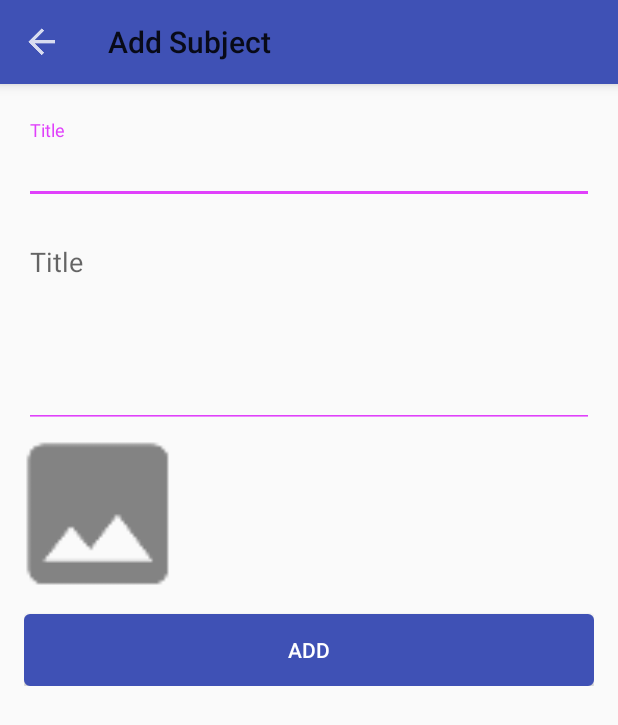
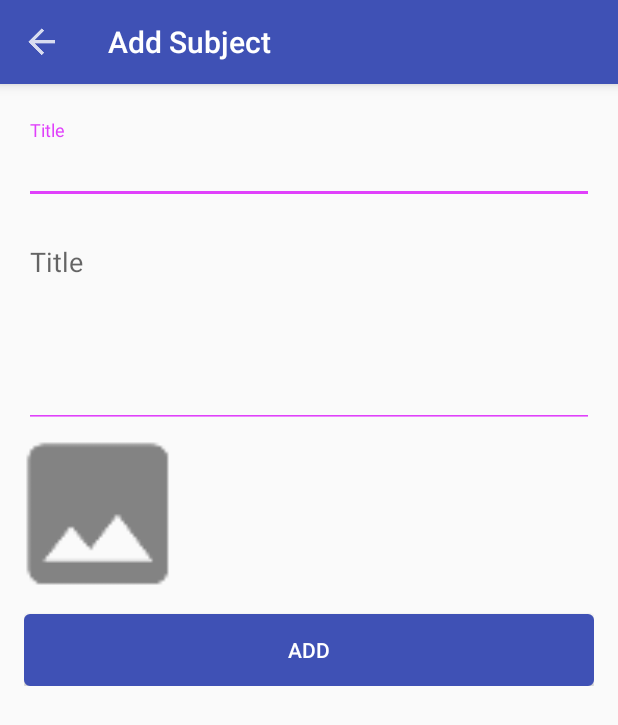
Before and after one commit to blaZ3/Subjects, an Android app: the AddSubjectActivity screen opened directly, with no data from a screen before it, on a phone screen of 412 x 824 dp. Shown: the top 725 px of the screen. Run offline under Robolectric (Android 15) with nearby library versions, the phone set to English and light mode, and no system bars; our stand-ins replace Room's generated code, data binding.

Commit message:
minor ui changes

```diff
--- a/app/src/main/res/layout/activity_add_subject.xml
+++ b/app/src/main/res/layout/activity_add_subject.xml
@@ -13,6 +13,8 @@
             android:layout_alignParentTop="true"
             android:layout_height="wrap_content"
             android:layout_width="match_parent"
+            app:subtitleTextColor="@color/white"
+            app:titleTextColor="@color/white"
             android:elevation="5dp"
             android:minHeight="?attr/actionBarSize"
             android:background="?attr/colorPrimary" />
```
